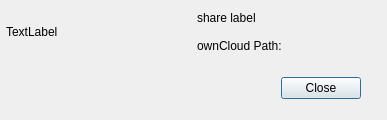
Above: src/gui/sharedialog.ui from yufish/desktop before the change. Below: the same form after it.
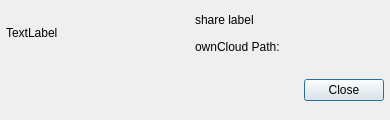
That is the form after the change.

Commit message: Fixes share with user resizible widget.

```diff
--- a/src/gui/sharedialog.ui
+++ b/src/gui/sharedialog.ui
@@ -6,7 +6,7 @@
    <rect>
     <x>0</x>
     <y>0</y>
-    <width>387</width>
+    <width>390</width>
     <height>120</height>
    </rect>
   </property>
@@ -18,8 +18,8 @@
   </property>
   <property name="minimumSize">
    <size>
-    <width>387</width>
-    <height>0</height>
+    <width>390</width>
+    <height>120</height>
    </size>
   </property>
   <property name="maximumSize">
@@ -33,28 +33,37 @@
   </property>
   <layout class="QVBoxLayout" name="verticalLayout_2">
    <property name="spacing">
-    <number>6</number>
+    <number>0</number>
    </property>
    <property name="sizeConstraint">
     <enum>QLayout::SetMinimumSize</enum>
    </property>
    <property name="leftMargin">
-    <number>6</number>
+    <number>0</number>
    </property>
    <property name="topMargin">
-    <number>6</number>
+    <number>0</number>
    </property>
    <property name="rightMargin">
-    <number>6</number>
+    <number>0</number>
    </property>
    <property name="bottomMargin">
-    <number>6</number>
+    <number>0</number>
    </property>
    <item>
     <layout class="QGridLayout" name="gridLayout">
      <property name="sizeConstraint">
       <enum>QLayout::SetMinimumSize</enum>
      </property>
+     <property name="leftMargin">
+      <number>6</number>
+     </property>
+     <property name="topMargin">
+      <number>6</number>
+     </property>
+     <property name="rightMargin">
+      <number>6</number>
+     </property>
      <item row="0" column="1">
       <widget class="QLabel" name="label_name">
        <property name="sizePolicy">
@@ -129,15 +138,24 @@
     </layout>
    </item>
    <item>
-    <layout class="QHBoxLayout" name="buttonBoxLayout">
+    <layout class="QHBoxLayout" name="buttonBoxLayout" stretch="0">
      <property name="spacing">
-      <number>0</number>
+      <number>6</number>
      </property>
      <property name="sizeConstraint">
       <enum>QLayout::SetMinimumSize</enum>
      </property>
+     <property name="leftMargin">
+      <number>6</number>
+     </property>
+     <property name="topMargin">
+      <number>6</number>
+     </property>
      <property name="rightMargin">
-      <number>20</number>
+      <number>6</number>
+     </property>
+     <property name="bottomMargin">
+      <number>6</number>
      </property>
      <item>
       <widget class="QDialogButtonBox" name="buttonBox">
@@ -149,7 +167,7 @@
        </property>
        <property name="minimumSize">
         <size>
-         <width>350</width>
+         <width>365</width>
          <height>0</height>
         </size>
        </property>
```
Left out of the diff: 6 changed lines with no effect on the pictures. The commit also changes 4 other files.
